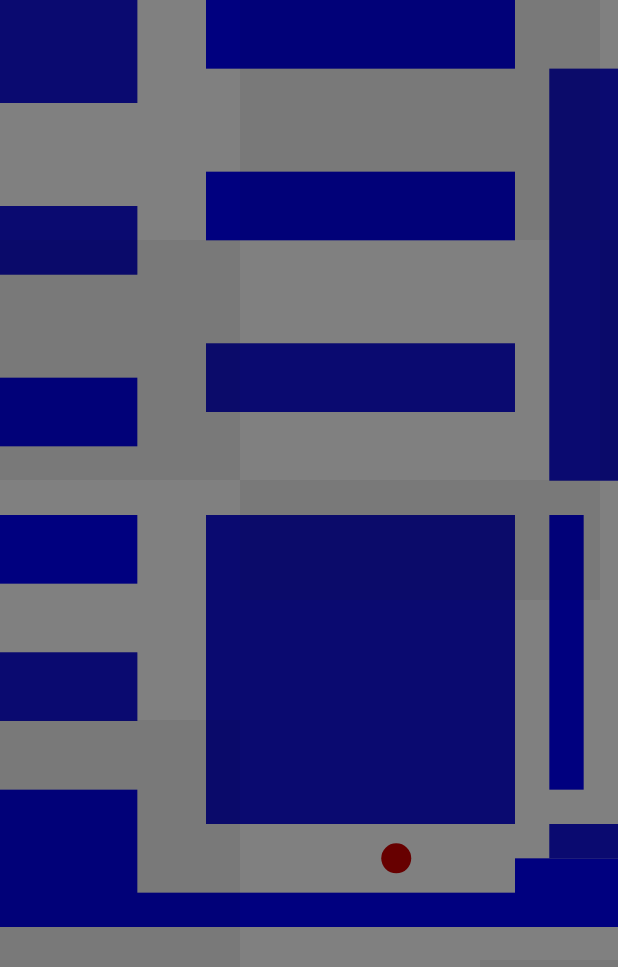
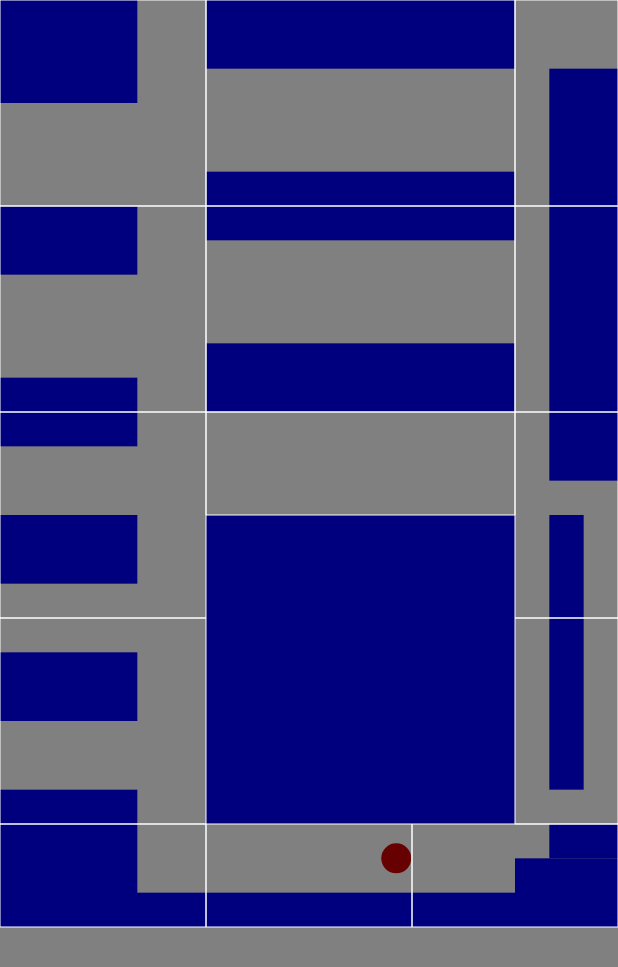
Before and after one commit to ForeverANoob/FieldMap, an Android app: the screen it shows after launch (MainActivity), on a phone screen of 412 x 824 dp. Shown: the top 967 px of the screen. Run offline under Robolectric (Android 15) with nearby library versions, the phone set to English and light mode, and no system bars; our stand-ins replace Firebase (no records; nobody signed in at launch, a user with empty details on screens opened directly); 6 statements that could not run were skipped.

Commit message:
The rooms are seperated by white lines.

```diff
--- a/app/src/main/java/com/example/andresbarreiros/fieldmap/CustomView.java
+++ b/app/src/main/java/com/example/andresbarreiros/fieldmap/CustomView.java
@@ -38,7 +38,6 @@ public class CustomView extends View {
     private Paint path;
     private Paint user;
     private Paint r1;
-    private Paint r2;
     private ScaleGestureDetector mScaleDetector;
 
 
@@ -56,17 +55,16 @@ public class CustomView extends View {
         path = new Paint();
         user = new Paint();
         r1 = new Paint();
-        r2 = new Paint();
 
         background.setColor(Color.parseColor("#3394cc")); // 0x3394cc
         barriers.setColor(Color.parseColor("#00007F")); // 0xaaaaaa
         path.setColor(Color.parseColor("#FFA500"));
         user.setColor(Color.parseColor("#670000"));
-        r1.setColor(Color.parseColor("#33333333"));
-        r2.setColor(Color.parseColor("#11111111"));
+        r1.setColor(Color.parseColor("#FFFFFF"));
 
         path.setStrokeWidth(15);        // making lines THICC again
         path.setStyle(Paint.Style.STROKE);
+        r1.setStyle(Paint.Style.STROKE);
 
         mScaleDetector = new ScaleGestureDetector(context, new ScaleGestureDetector.OnScaleGestureListener() {
             @Override
@@ -108,10 +106,8 @@ public class CustomView extends View {
         canvas.drawCircle(u.getLoc()[0]*Values.multi+10, u.getLoc()[1]*Values.multi, 15, user);
 
         for (int i = 0; i < rm.size(); i++){
-            if (i%2 == 0){             canvas.drawRect(rs.get(i).left*Values.multi, rs.get(i).top*Values.multi, rs.get(i).right*Values.multi, rs.get(i).bottom*Values.multi, r1);}
-            else { canvas.drawRect(rm.get(i), r2); }
+            canvas.drawRect(rm.get(i).left*Values.multi, rm.get(i).top*Values.multi, rm.get(i).right*Values.multi, rm.get(i).bottom*Values.multi, r1);}
         }
-    }
 
     @Override
     public boolean onTouchEvent(MotionEvent event){
```
